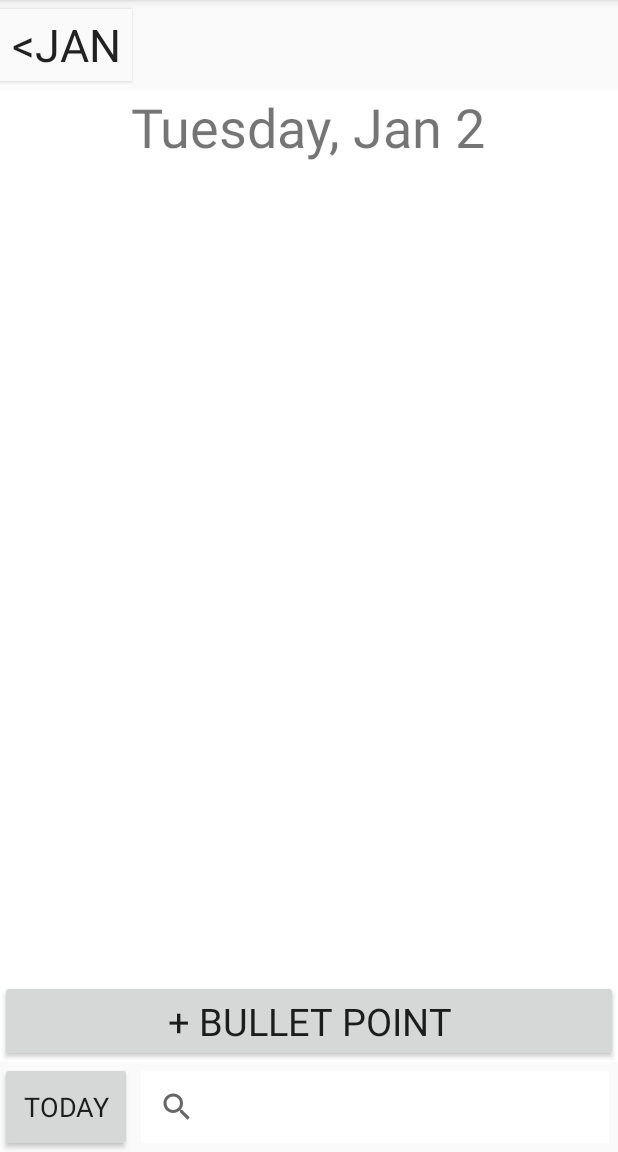
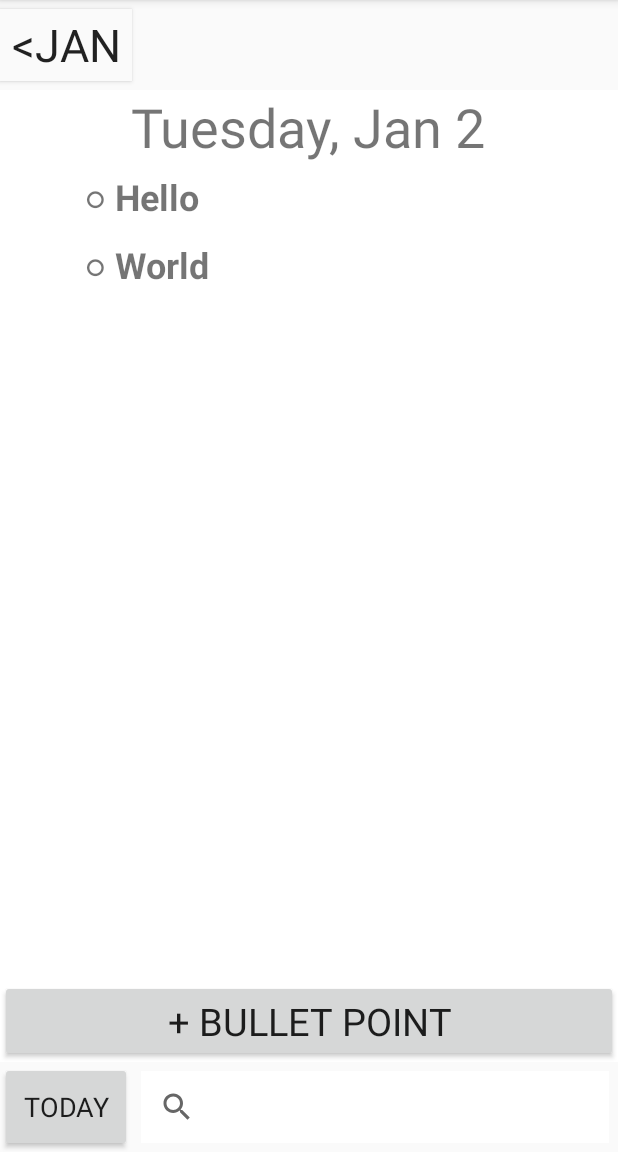
Before and after one commit to Accias/RIJI, an Android app: the screen it shows after launch (MainActivity), on a phone screen of 412 x 824 dp, the part 84-1236 px from its top. Run offline under Robolectric (Android 15) with nearby library versions, the phone set to English and light mode, and no system bars; our stand-ins replace Room's generated code; Roboto replaces fonts that are not available here; 1 statement that could not run was skipped.

Commit message:
foreign key issue fixed, turns out deleting everything and reinstantiating it is causing the issue. I think that the main activity is querying the previous version of the Day entity before it was deleted and reinstantiated, so the id is always off by one.

```diff
--- a/app/src/main/java/com/example/riji/Database.java
+++ b/app/src/main/java/com/example/riji/Database.java
@@ -22,7 +22,7 @@ import java.util.TimeZone;
  */
 
 @androidx.room.Database(entities = {BulletPoint.class, Day.class},
-        version = 2)
+        version = 1)
 public abstract class Database extends RoomDatabase {
     //Only one instance of the database can be initialized at a time.
     private static volatile Database INSTANCE;
@@ -82,20 +82,19 @@ public abstract class Database extends RoomDatabase {
 
             //wipe previous data in the database
             mBPDao.deleteAll();
-            mDayDao.deleteAll();
+            //mDayDao.deleteAll();
             //initialize new Day class based on current date
-            Day day1 = new Day(day,month, year,dayOfWeek);
-            mDayDao.insertDay(day1);
+           // Day day1 = new Day(day,month, year,dayOfWeek);
+          //  mDayDao.insertDay(day1);
 
-           // long id = mDayDao.getDayId(day1.year,day1.month,day1.day);
+
+            long id = mDayDao.getDayId(2019,5,3);
             //insert test bulletpoints
-            BulletPoint bp = new BulletPoint(0, "Hello");
+            BulletPoint bp = new BulletPoint(0, "Hello",id);
             mBPDao.insertBulletPoint(bp);
-            bp = new BulletPoint(0, "World");
+            bp = new BulletPoint(0, "World",id);
             mBPDao.insertBulletPoint(bp);
 
-            day1=null;
-            day1=mDayDao.findSpecificDayNoLive(year,month,day);
             return null;
         }
     }
--- a/app/src/main/java/com/example/riji/MainActivity.java
+++ b/app/src/main/java/com/example/riji/MainActivity.java
@@ -20,7 +20,6 @@ import androidx.lifecycle.Observer;
 import androidx.lifecycle.ViewModelProviders;
 import androidx.recyclerview.widget.LinearLayoutManager;
 import androidx.recyclerview.widget.RecyclerView;
-import androidx.room.Room;
 
 import com.example.riji.BulletPoint_related.BulletPoint;
 import com.example.riji.BulletPoint_related.BulletPointViewModel;
@@ -35,9 +34,7 @@ import java.util.TimeZone;
 
 public class MainActivity extends AppCompatActivity {
     private final List<BulletPoint> mBulletPoints = new ArrayList<>();
-    private RecyclerView mRecyclerView;
     private WordListAdapter mAdapter;
-    private static final String DATABASE_NAME = "database";
     private String mString;
     public static final String EXTRA_MESSAGE = "com.example.myfirstapp.MESSAGE";
     private BulletPointViewModel mBPViewModel;
@@ -46,7 +43,6 @@ public class MainActivity extends AppCompatActivity {
     //set up dialogue
     private TextView symbol;
     private int bulletType = 0;
-    private DayDAO mDayDao;
     private Day day1;
     float x1, x2, y1, y2;
     public MainActivity() {
@@ -60,7 +56,7 @@ public class MainActivity extends AppCompatActivity {
         Database rijiDatabase = Database.getDatabase(this);
 
         // Get a handle to the RecyclerView.
-        mRecyclerView = findViewById(R.id.recyclerview);
+        RecyclerView mRecyclerView = findViewById(R.id.recyclerview);
 
         // Create an adapter and supply the data to be displayed.
         mAdapter = new WordListAdapter(this, mBulletPoints);
@@ -72,7 +68,7 @@ public class MainActivity extends AppCompatActivity {
         mRecyclerView.setLayoutManager(new LinearLayoutManager(this));
 
         //find current day class
-        mDayDao = rijiDatabase.getDayDAO();
+        DayDAO mDayDao = rijiDatabase.getDayDAO();
 
         Calendar calendar = Calendar.getInstance(TimeZone.getDefault());
 
@@ -105,6 +101,10 @@ public class MainActivity extends AppCompatActivity {
             }
         }).execute(date);
 
+        //set the TextView date for the day_activity
+        //TextView dateText = findViewById(R.id.tuesday1_2);
+       // dateText.setText("Friday, May 3");
+
         //back button method
         dayBackMonth();
 
@@ -136,12 +136,10 @@ public class MainActivity extends AppCompatActivity {
                             dialog.dismiss();
                             mString = bullet.getText().toString();
                             //what shows on the screen
-                            mBPViewModel.insert(new BulletPoint(bulletType, mString,id));
+                            mBPViewModel.insert(new BulletPoint(bulletType, mString, id));
                         }
                     }
-                });
-
-                builder.setNegativeButton(android.R.string.cancel, new DialogInterface.OnClickListener() {
+                }).setNegativeButton(android.R.string.cancel, new DialogInterface.OnClickListener() {
                     @Override
                     public void onClick(DialogInterface dialog, int which) {
                         dialog.cancel();
```
